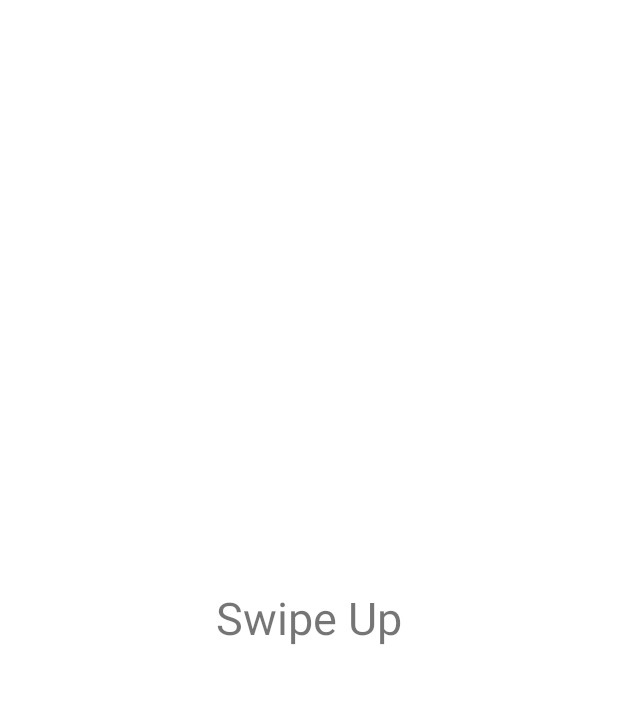
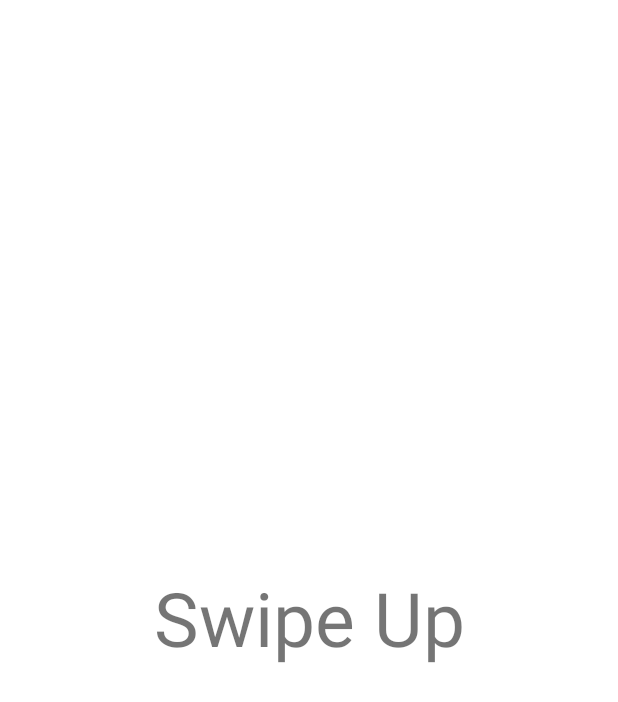
Before and after one commit to kritinelavelli/Swipe-Application, an Android app: the screen it shows after launch (FullscreenActivity), on a phone screen of 412 x 824 dp. Shown: the top 702 px of the screen. Run offline under Robolectric (Android 15) with nearby library versions, the phone set to English and light mode, and no system bars; our stand-ins replace Firebase (no records; nobody signed in at launch, a user with empty details on screens opened directly); 1 statement that could not run was skipped.

Commit message:
release version

```diff
--- a/app/build.gradle
+++ b/app/build.gradle
@@ -26,5 +26,7 @@ dependencies {
     })
     compile 'com.android.support:appcompat-v7:26.+'
     compile 'com.android.support:support-v4:26.+'
+    compile 'com.google.firebase:firebase-database:10.0.1'
     testCompile 'junit:junit:4.12'
 }
+apply plugin: 'com.google.gms.google-services'
--- a/app/src/main/java/com/kritinelavelli/swipeapplication/FullscreenActivity.java
+++ b/app/src/main/java/com/kritinelavelli/swipeapplication/FullscreenActivity.java
@@ -7,10 +7,18 @@ import android.support.v7.app.AppCompatActivity;
 import android.os.Bundle;
 import android.os.Handler;
 import android.util.DisplayMetrics;
+import android.util.Log;
 import android.view.MotionEvent;
 import android.view.View;
 import android.view.ViewGroup;
 import android.widget.TextView;
+
+import com.google.firebase.database.DataSnapshot;
+import com.google.firebase.database.DatabaseError;
+import com.google.firebase.database.DatabaseReference;
+import com.google.firebase.database.FirebaseDatabase;
+import com.google.firebase.database.IgnoreExtraProperties;
+import com.google.firebase.database.ValueEventListener;
 
 import java.security.Timestamp;
 import java.util.ArrayList;
@@ -46,30 +54,51 @@ public class FullscreenActivity extends AppCompatActivity {
     private View mControlsView;
     private View mfullscreen;
     private boolean mVisible;
-    private class coordinates {
-        float x;
-        float y;
-        public coordinates (float a, float b) {
+    @IgnoreExtraProperties
+    public static class point {
+        public float x;
+        public float y;
+        public float pressure, orientation, size, touchMajor, touchMinor;
+        public point () {
+
+        }
+        public point (float a, float b, float pres, float orien, float si, float major, float minor) {
             x = a;
             y = b;
+            pressure = pres;
+            orientation = orien;
+            size = si;
+            touchMajor = major;
+            touchMinor = minor;
         }
     }
-    private class swipe{
-        public Long t;
-        public coordinates start;
+    private static class swipe{
+        public Long startTime;
+        public point start;
         public int width;
         public int height;
-        public List<coordinates> c;
-        public int user;
+        public float xdpi;
+        public List<point> coordinates;
+        public String hand;
+        public swipe() {
+            // Default constructor required for calls to DataSnapshot.getValue(User.class)
+        }
     }
     swipe s;
-    float size;
+    float textSize;
+    FirebaseDatabase database;
+    DatabaseReference myRef;
+    int uniqueID;
+
     @Override
     protected void onCreate(Bundle savedInstanceState) {
         super.onCreate(savedInstanceState);
 
         setContentView(R.layout.activity_fullscreen);
+        // Write a message to the database
 
+        database = FirebaseDatabase.getInstance();
+        myRef = database.getReference();
         mVisible = true;
         mControlsView = findViewById(R.id.fullscreen_content_controls);
         mContentView = findViewById(R.id.fullscreen_content);
@@ -99,15 +128,18 @@ public class FullscreenActivity extends AppCompatActivity {
         // operations to prevent the jarring behavior of controls going away
         // while interacting with the UI.
         //findViewById(R.id.dummy_button).setOnTouchListener(mDelayHideTouchListener);
-
+        myRef.child("uniqueID").addListenerForSingleValueEvent(postListener);
         s = new swipe();
-        s.c = new ArrayList<coordinates>();
+        s.coordinates = new ArrayList<point>();
         DisplayMetrics displayMetrics = new DisplayMetrics();
         getWindowManager().getDefaultDisplay().getMetrics(displayMetrics);
         s.height = displayMetrics.heightPixels;
         s.width = displayMetrics.widthPixels;
+        s.xdpi = displayMetrics.xdpi;
         TextView v = ((TextView)findViewById(R.id.text));
-        size = v.getTextSize();
+        textSize = v.getTextSize();
+
+
     }
     private View.OnTouchListener myOnTouchListener() {
         return new View.OnTouchListener() {
@@ -115,37 +147,89 @@ public class FullscreenActivity extends AppCompatActivity {
             @SuppressLint("ClickableViewAccessibility")
             @Override
             public boolean onTouch(View view, MotionEvent event) {
-                float x = event.getX();
-                float y = event.getY();
+                float x = event.getRawX();
+                float y = event.getRawY();
+                float pressure = event.getPressure();
+                float orientation = event.getOrientation();
+                float siz = event.getSize();
+                float touchMajor = event.getTouchMajor();
+                float touchMinor = event.getTouchMinor();
                 switch (event.getAction() & MotionEvent.ACTION_MASK) {
                     case MotionEvent.ACTION_DOWN:
-                        s.t = System.currentTimeMillis()/1000;
-                        s.start = new coordinates(x,y);
+                        s.startTime = System.currentTimeMillis()/1000;
+                        s.start = new point(x,y, pressure, orientation, siz, touchMajor, touchMinor);
 //                        s.c.add(new coordinates(x,y));
                         break;
                     case MotionEvent.ACTION_MOVE:
-                        s.c.add(new coordinates(x,y));
+                        s.coordinates.add(new point(x,y, pressure, orientation, siz, touchMajor, touchMinor));
                         break;
                     case MotionEvent.ACTION_CANCEL:
                     case MotionEvent.ACTION_UP:
+                        s.coordinates.add(new point(x,y, pressure, orientation, siz, touchMajor, touchMinor));
                         if (y <= s.start.y) {
+                            view.animate().alpha(0.0f).setDuration(2000);
                             view.setVisibility(View.GONE);
                             mControlsView.setVisibility(View.VISIBLE);
                         }
                         return true;
                 }
                 TextView v = ((TextView)findViewById(R.id.text));
-                float m = 3/(4*s.start.y);
-                float newsize = size*m*(y+(1/3));
+                float m = 3/(6*s.start.y);
+                float newsize = textSize*m*(y+(1/3));
                 if (y <= s.start.y) {
                     v.setTextSize(COMPLEX_UNIT_PX, newsize);
                     v.setAlpha(1f*m*(y+(1/3)));
                 }
 
-                v.setText(""+size*y/s.start.y);
+                //v.setText(""+textSize*y/s.start.y);
                 return true;
             }
         };
+    }
+    ValueEventListener postListener = new ValueEventListener() {
+        @Override
+        public void onDataChange(DataSnapshot dataSnapshot) {
+            // Get Post object and use the values to update the UI
+            uniqueID = dataSnapshot.getValue(int.class);
+            myRef.child("uniqueID").setValue(uniqueID+1);
+            // ...
+        }
+
+        @Override
+        public void onCancelled(DatabaseError databaseError) {
+            // Getting Post failed, log a message
+            //Log.w("loadPost:onCancelled", databaseError.toException());
+            // ...
+        }
+    };
+
+    public void rightClicked(View view) {
+
+        s.hand = "rightThumb";
+        //String k = myRef.child("uniqueID").toString();
+        myRef.child("_"+uniqueID).setValue(s);
+        this.finish();
+    }
+    public void leftClicked(View view) {
+
+        s.hand = "leftThumb";
+        //String k = myRef.child("uniqueID").toString();
+        myRef.child("_"+uniqueID).setValue(s);
+        this.finish();
+    }
+    public void rightIndexClicked(View view) {
+
+        s.hand = "rightIndex";
+        //String k = myRef.child("uniqueID").toString();
+        myRef.child("_"+uniqueID).setValue(s);
+        this.finish();
+    }
+    public void leftIndexClicked(View view) {
+
+        s.hand = "leftIndex";
+        //String k = myRef.child("uniqueID").toString();
+        myRef.child("_"+uniqueID).setValue(s);
+        this.finish();
     }
     @Override
     protected void onPostCreate(Bundle savedInstanceState) {
--- a/app/src/main/res/layout/activity_fullscreen.xml
+++ b/app/src/main/res/layout/activity_fullscreen.xml
@@ -11,6 +11,7 @@
          TextureView, etc. -->
     <RelativeLayout
         android:id="@+id/fullscreen_content"
+        android:animateLayoutChanges="true"
         android:layout_width="match_parent"
         android:layout_height="match_parent">
 
@@ -22,36 +23,86 @@
             android:padding="15sp"
             android:text="@string/swipe_text"
             android:textAlignment="center"
-            android:textSize="30sp" />
+            android:textSize="50sp" />
     </RelativeLayout>
 
     <LinearLayout
-            android:id="@+id/fullscreen_content_controls"
-            style="?metaButtonBarStyle"
+        android:id="@+id/fullscreen_content_controls"
+        style="?metaButtonBarStyle"
+        android:layout_width="match_parent"
+        android:layout_height="match_parent"
+        android:layout_gravity="bottom|center_horizontal"
+        android:animateLayoutChanges="true"
+        android:orientation="vertical"
+        tools:ignore="UselessParent">
+        <LinearLayout
             android:layout_width="match_parent"
-            android:layout_height="match_parent"
-            android:layout_gravity="bottom|center_horizontal"
-            android:background="@color/black_overlay"
+            android:layout_height="wrap_content"
             android:orientation="horizontal"
-            tools:ignore="UselessParent">
+            android:layout_weight="1">
 
             <Button
                 android:id="@+id/dummy_button"
-                style="?metaButtonBarButtonStyle"
+                style="@android:style/Widget.Button"
+                android:layout_width="wrap_content"
                 android:layout_height="match_parent"
-                android:layout_width="wrap_content"
                 android:layout_gravity="fill"
+                android:layout_margin="5sp"
                 android:layout_weight="1"
-                android:text="@string/left_button" />
+                android:onClick="leftIndexClicked"
+                android:padding="15sp"
+                android:text="@string/left_index"
+                android:textColor="?android:attr/textColorPrimary"
+                android:textSize="30sp" />
 
             <Button
                 android:id="@+id/dummy_button2"
-                style="?metaButtonBarButtonStyle"
+                style="@android:style/Widget.Button"
+                android:layout_width="wrap_content"
                 android:layout_height="match_parent"
+                android:layout_gravity="fill"
+                android:layout_margin="5sp"
+                android:layout_weight="1"
+                android:onClick="rightIndexClicked"
+                android:padding="15sp"
+                android:text="@string/right_index"
+                android:textColor="?android:attr/textColorPrimary"
+                android:textSize="30sp" />
+        </LinearLayout>
+        <LinearLayout
+            android:layout_width="match_parent"
+            android:layout_height="wrap_content"
+            android:orientation="horizontal"
+            android:layout_weight="1">
+
+            <Button
+                android:id="@+id/dummy_button3"
+                style="@android:style/Widget.Button"
                 android:layout_width="wrap_content"
+                android:layout_height="match_parent"
                 android:layout_gravity="fill"
+                android:layout_margin="5sp"
                 android:layout_weight="1"
-                android:text="@string/right_button" />
+                android:onClick="leftClicked"
+                android:padding="15sp"
+                android:text="@string/left_button"
+                android:textColor="?android:attr/textColorPrimary"
+                android:textSize="30sp" />
+
+            <Button
+                android:id="@+id/dummy_button4"
+                style="@android:style/Widget.Button"
+                android:layout_width="wrap_content"
+                android:layout_height="match_parent"
+                android:layout_gravity="fill"
+                android:layout_margin="5sp"
+                android:layout_weight="1"
+                android:onClick="rightClicked"
+                android:padding="15sp"
+                android:text="@string/right_button"
+                android:textColor="?android:attr/textColorPrimary"
+                android:textSize="30sp" />
+        </LinearLayout>
 
     </LinearLayout>
 
--- a/app/src/main/res/values/strings.xml
+++ b/app/src/main/res/values/strings.xml
@@ -3,7 +3,9 @@
 
     <string name="dummy_button">Dummy Button</string>
     <string name="dummy_content">DUMMY\nCONTENT</string>
-    <string name="left_button">LEFT</string>
-    <string name="right_button">RIGHT</string>
+    <string name="left_button">LEFT\nTHUMB</string>
+    <string name="right_button">RIGHT\nTHUMB</string>
+    <string name="left_index">LEFT\nINDEX</string>
+    <string name="right_index">RIGHT\nINDEX</string>
     <string name="swipe_text">Swipe Up</string>
 </resources>
--- a/build.gradle
+++ b/build.gradle
@@ -6,6 +6,7 @@ buildscript {
     }
     dependencies {
         classpath 'com.android.tools.build:gradle:2.3.3'
+        classpath 'com.google.gms:google-services:3.1.0'
 
         // NOTE: Do not place your application dependencies here; they belong
         // in the individual module build.gradle files
```
Also changed, not shown: app/src/main/AndroidManifest.xml (+12 -3 lines), app/src/main/java/com/kritinelavelli/swipeapplication/ScreenReceiver.java (added, +22 -0 lines), app/src/main/ic_launcher-web.png (added), app/src/main/res/mipmap-hdpi/ic_launcher.png, app/src/main/res/mipmap-mdpi/ic_launcher.png, app/src/main/res/mipmap-xhdpi/ic_launcher.png, app/src/main/res/mipmap-xxhdpi/ic_launcher.png, app/src/main/res/mipmap-xxxhdpi/ic_launcher.png, 2 other files.
